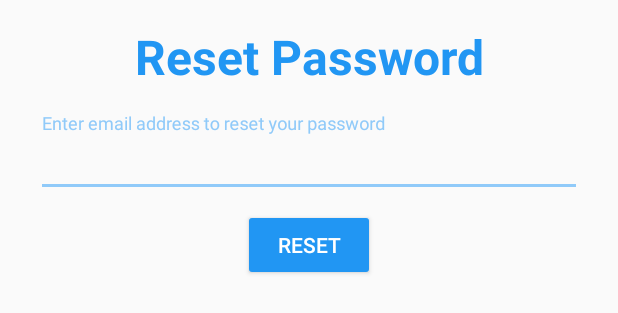
After one commit to Nomanikram1234/FinalYearProject, an Android app: the layout layout_loginpassword_reset.xml on its own in the app's theme, with its tools: preview values and no code run, on a phone screen of 412 x 824 dp. The commit adds this screen. Shown: the top 313 px of the screen. Run offline under Robolectric (Android 15) with nearby library versions, the phone set to English and light mode, and no system bars.

Commit message:
added reset login password dialog

```diff
--- a/app/src/main/java/com/example/nomanikram/epilepsyseizuredetection/BluetoothConnectionActivity.java
+++ b/app/src/main/java/com/example/nomanikram/epilepsyseizuredetection/BluetoothConnectionActivity.java
@@ -30,10 +30,10 @@ public class BluetoothConnectionActivity extends AppCompatActivity {
 
     RecyclerView recycleview;
 
-  public  static  Context context_push;
+    public  static  Context context_push;
 
     ListView listViewPairedDevice;
-   static  BluetoothAdapter bluetoothAdapter;
+    static  BluetoothAdapter bluetoothAdapter;
 
     public static Object bluetoothdevice;
 
--- a/app/src/main/java/com/example/nomanikram/epilepsyseizuredetection/RegisterActivity.java
+++ b/app/src/main/java/com/example/nomanikram/epilepsyseizuredetection/RegisterActivity.java
@@ -186,7 +186,6 @@ public class RegisterActivity extends AppCompatActivity {
 
                     snackbar.show();
 
-
                     Log.w("Tag", "Registration Failed");
 
                 }
--- a/app/src/main/res/layout/activity_login.xml
+++ b/app/src/main/res/layout/activity_login.xml
@@ -102,6 +102,7 @@ android:id="@+id/txt_forgottenDetails"
 
 
    <android.support.v7.widget.AppCompatButton
+       android:id="@+id/btn_help_Login"
        android:layout_width="wrap_content"
        android:layout_height="wrap_content"
        android:layout_below="@id/btn_login"
@@ -142,9 +143,10 @@ android:id="@+id/txt_forgottenDetails"
        android:layout_marginTop="59dp"
        android:gravity="center"
        android:padding="0dp"
+
        android:text="Epilepsy Seizure Detection"
        android:textColor="#FFFFFF"
-       android:textSize="24dp"
+       android:textSize="28sp"
        android:typeface="serif"
 
        />
--- /dev/null
+++ b/app/src/main/res/layout/layout_loginpassword_reset.xml
@@ -0,0 +1,64 @@
+<?xml version="1.0" encoding="utf-8"?>
+<RelativeLayout
+    xmlns:android="http://schemas.android.com/apk/res/android"
+    android:layout_width="match_parent"
+    android:layout_height="match_parent"
+    >
+
+    <android.support.v7.widget.AppCompatTextView
+        android:id="@+id/txt_login"
+        android:layout_width="match_parent"
+        android:layout_height="wrap_content"
+        android:layout_marginTop="16dp"
+        android:layout_marginBottom="16dp"
+       android:textStyle="bold"
+        android:text="Reset Password"
+        android:textSize="32sp"
+        android:textColor="@color/colorPrimary"
+        android:layout_weight="100"
+        android:textAlignment="center"
+        />
+
+    <android.support.design.widget.TextInputLayout
+        android:layout_width="match_parent"
+        android:layout_height="wrap_content"
+        android:layout_marginLeft="24dp"
+        android:layout_marginRight="24dp"
+        android:layout_marginBottom="8dp"
+        android:id="@+id/textInputLayout_email"
+        android:layout_below="@id/txt_login"
+        >
+
+        <android.support.v7.widget.AppCompatEditText
+            android:layout_width="match_parent"
+            android:layout_height="wrap_content"
+            android:hint="Enter email address to reset your password"
+            android:focusedByDefault="false"
+            android:id="@+id/txt_email_reset"
+            android:inputType="text"/>
+
+
+    </android.support.design.widget.TextInputLayout>
+
+    <android.support.v7.widget.AppCompatButton
+        android:layout_width="wrap_content"
+        android:layout_height="wrap_content"
+        android:text="Reset"
+        android:layout_below="@id/textInputLayout_email"
+        android:layout_centerHorizontal="true"
+        android:id="@+id/btn_reset_password"
+        style="@style/RaisedButton"
+        />
+
+    <View
+        android:layout_width="match_parent"
+        android:layout_height="32dp"
+        android:layout_below="@id/btn_reset_password"
+        android:layout_margin="8dp"
+        />
+
+
+
+
+
+</RelativeLayout>
--- a/app/src/main/res/values/colors.xml
+++ b/app/src/main/res/values/colors.xml
@@ -9,6 +9,7 @@
     <color name="colorFlatButton">#2196F3</color>
     <color name="colorSnackbarBackground">#2196F3</color>
     <color name="colorSnackbarBackgroundFailure">#EF5350</color>
+    <color name="colorSnackbarBackgroundSuccess">#43A047</color>
     <color name="colorSnackbarText">#FFFFFF</color>
     <color name="colorSnackbarAction"></color>
 </resources>
```
Also changed, not shown: app/src/main/java/com/example/nomanikram/epilepsyseizuredetection/HomeFragment.java (+2 -11 lines), app/src/main/java/com/example/nomanikram/epilepsyseizuredetection/LoginActivity.java (+108 -56 lines), app/src/main/java/com/example/nomanikram/epilepsyseizuredetection/MainActivity.java (+12 -29 lines), app/src/main/java/com/example/nomanikram/epilepsyseizuredetection/MyBluetoothService.java (+40 -39 lines).
